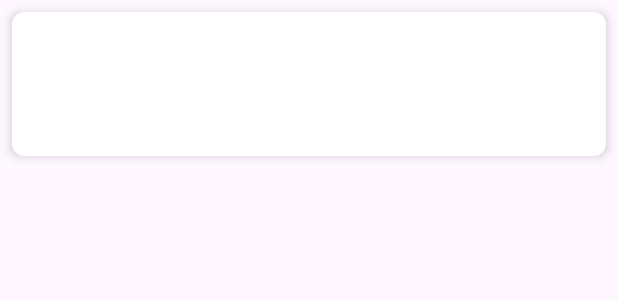
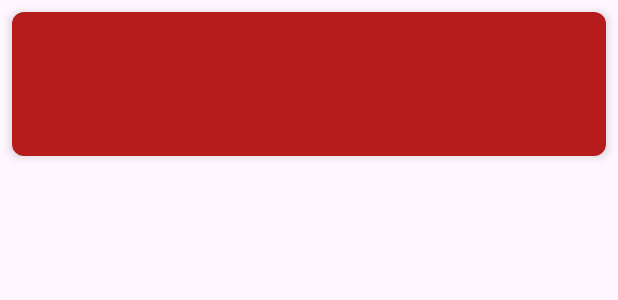
Before and after one commit to Felipe45455/AppRecetas, an Android app: the layout item_receta.xml on its own in the app's theme, with its tools: preview values and no code run, on a phone screen of 412 x 824 dp. Shown: the top 300 px of the screen. Run offline under Robolectric (Android 15) with nearby library versions, the phone set to English and light mode, and no system bars.

Commit message:
Diseño Main Activity

```diff
--- a/app/src/main/java/com/example/apprecetas/MainActivity.kt
+++ b/app/src/main/java/com/example/apprecetas/MainActivity.kt
@@ -2,6 +2,7 @@ package com.example.apprecetas
 
 import android.content.Intent
 import android.os.Bundle
+import androidx.activity.enableEdgeToEdge
 import androidx.appcompat.app.AppCompatActivity
 import androidx.recyclerview.widget.LinearLayoutManager
 import androidx.recyclerview.widget.RecyclerView
@@ -16,7 +17,7 @@ class MainActivity : AppCompatActivity() {
     override fun onCreate(savedInstanceState: Bundle?) {
         super.onCreate(savedInstanceState)
         setContentView(R.layout.activity_main)
-
+        enableEdgeToEdge()
         recyclerView = findViewById(R.id.rvRecetas)
         val fabAgregarReceta = findViewById<FloatingActionButton>(R.id.fabAgregarReceta)
 
--- a/app/src/main/res/layout/item_receta.xml
+++ b/app/src/main/res/layout/item_receta.xml
@@ -12,7 +12,8 @@
         android:layout_width="match_parent"
         android:layout_height="wrap_content"
         android:orientation="horizontal"
-        android:padding="8dp">
+        android:padding="8dp"
+        android:background="#B71C1C">
 
         <ImageView
             android:id="@+id/ivReceta"
@@ -27,6 +28,7 @@
             android:layout_gravity="center_vertical"
             android:layout_marginStart="16dp"
             android:textSize="18sp"
+            android:textColor="#FFFFFF"
             android:textStyle="bold"/>
     </LinearLayout>
 
```
Also changed, not shown: app/src/main/res/layout/activity_main.xml (+4 -25 lines).
